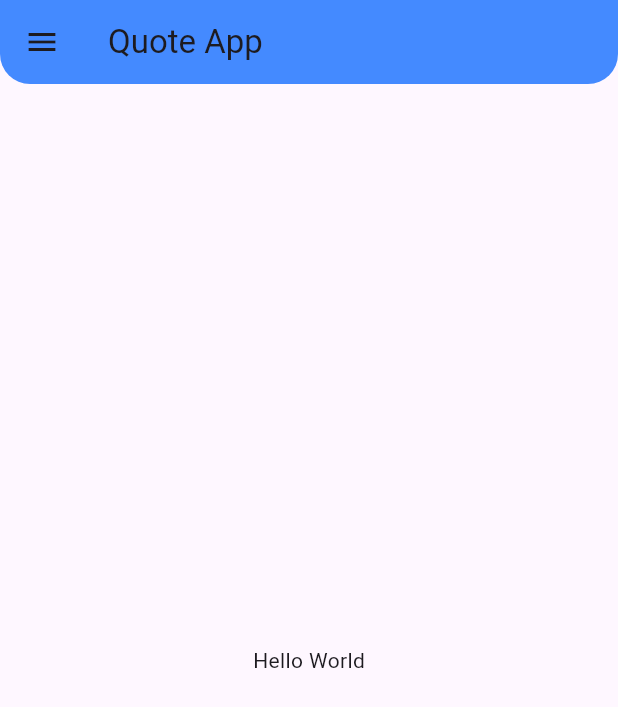
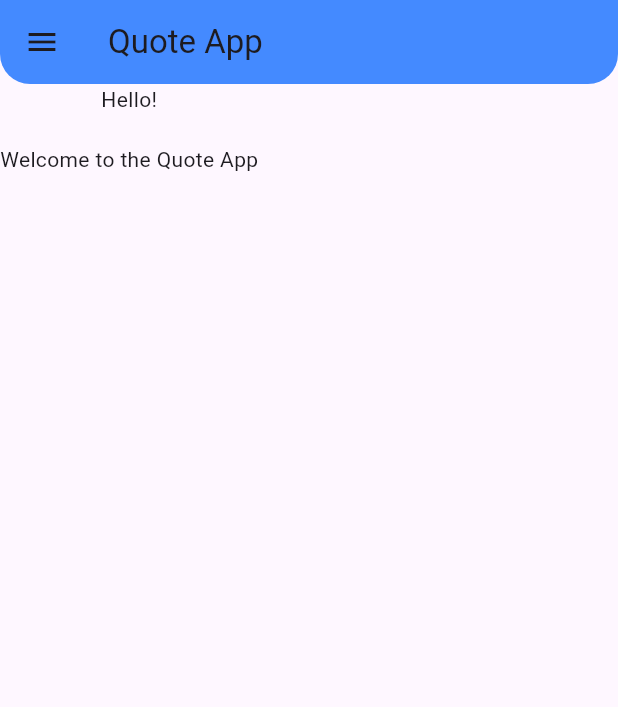
Before and after one commit to andrewsavio/flutter_application_1, a Flutter app: the screen it shows after launch, on a phone screen of 412 x 824 dp. Shown: the top 707 px of the screen. Run offline on Flutter 3.47's test engine with Material 3 defaults, Android fonts, the phone set to English and light mode, and no system bars.

Commit message:
first change

```diff
--- a/lib/main.dart
+++ b/lib/main.dart
@@ -21,8 +21,15 @@ class App extends StatelessWidget {
           ),
           leading: Icon(Icons.menu),
         ),
-        drawer: Drawer(child: Center(child: Text("Hello World"))),
-        body: Center(child: Text("Hello World")),
+        drawer: Drawer(child: Center(child: Text("Drawer"))),
+        body: Column(
+          children: [
+            Text("Hello!"),
+            SizedBox(height: 20),
+            Text("Welcome to the Quote App"),
+            SizedBox(height: 20),
+          ],
+        ),
       ),
     );
   }
```
